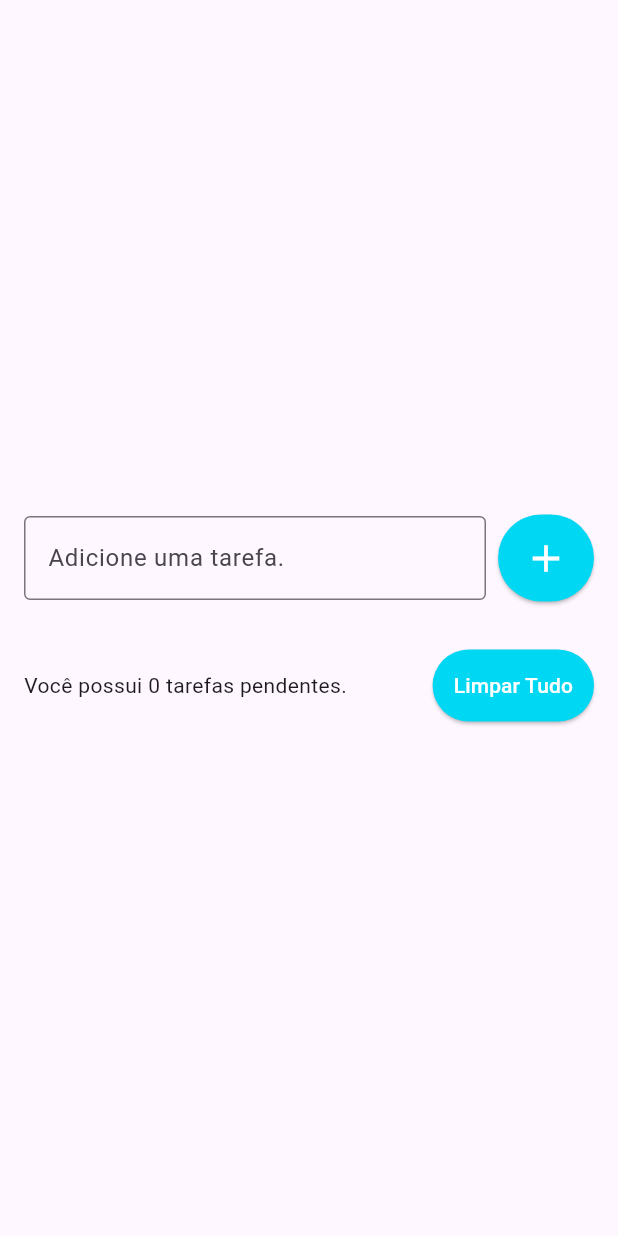
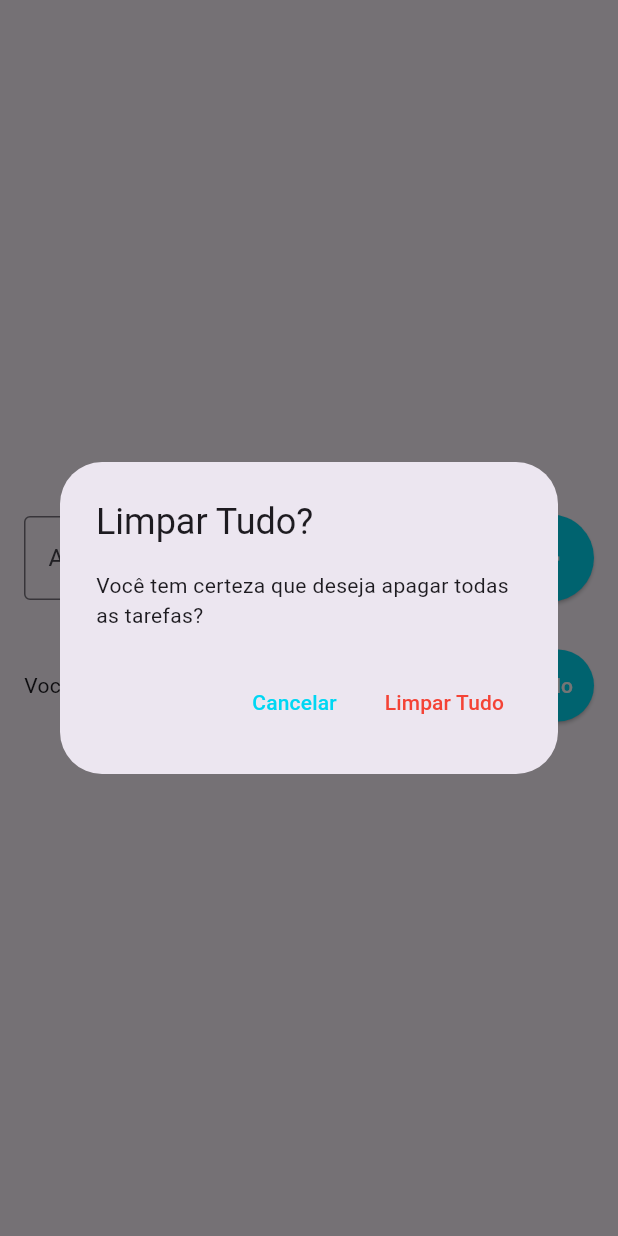
Before and after one commit to iraponan/todo_list, a Flutter app: the screen it shows after launch, after a tap on "Limpar Tudo", on a phone screen of 412 x 824 dp. Run offline on Flutter 3.47's test engine with Material 3 defaults, Android fonts, the phone set to English and light mode, and no system bars; our stand-ins replace flutter_slidable.

Commit message:
Deletando todas as tarefas.

```diff
--- a/lib/pages/todo_list_page.dart
+++ b/lib/pages/todo_list_page.dart
@@ -96,7 +96,7 @@ class _TodoListPageState extends State<TodoListPage> {
                       width: 8,
                     ),
                     ElevatedButton(
-                      onPressed: () {},
+                      onPressed: showDeleteTodosConfirmationDialog,
                       style: ElevatedButton.styleFrom(
                         backgroundColor: const Color(0xff00d7f3),
                         //Colors.purple,
@@ -147,4 +147,37 @@ class _TodoListPageState extends State<TodoListPage> {
       duration: const Duration(seconds: 5),
     ));
   }
+
+  void showDeleteTodosConfirmationDialog() {
+    showDialog(
+      context: context,
+      builder: (context) => AlertDialog(
+        title: const Text('Limpar Tudo?'),
+        content: const Text('Você tem certeza que deseja apagar todas as tarefas?'),
+        actions: [
+          TextButton(
+            onPressed: () {
+              Navigator.of(context).pop();
+            },
+            style: TextButton.styleFrom(foregroundColor: const Color(0xff00d7f3)),
+            child: const Text('Cancelar'),
+          ),
+          TextButton(
+            onPressed: () {
+              Navigator.of(context).pop();
+              deleteAllTodos();
+            },
+            style: TextButton.styleFrom(foregroundColor: Colors.red),
+            child: const Text('Limpar Tudo'),
+          ),
+        ],
+      ),
+    );
+  }
+
+  void deleteAllTodos() {
+    setState(() {
+      todos.clear();
+    });
+  }
 }
```
